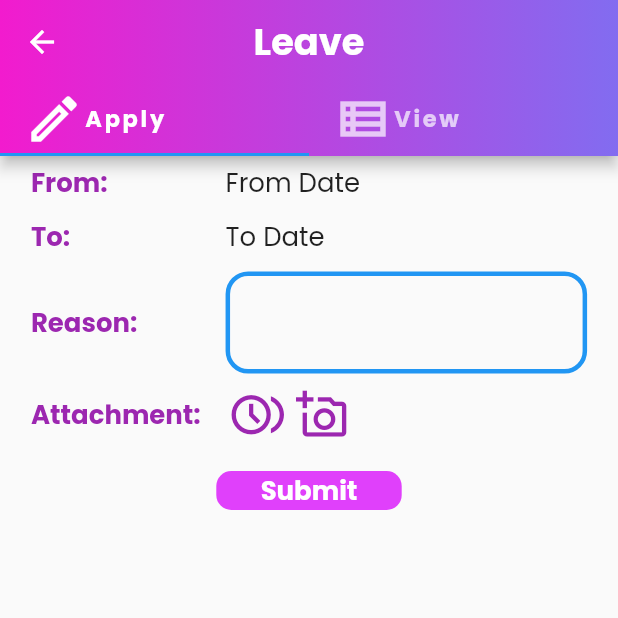
After one commit to Sadja18/higherTechnicalEducation, a Flutter app: the StudentLeaveScreen screen opened by its route, on a phone screen of 412 x 824 dp, the top half of it. The commit adds this screen. Run offline on Flutter 3.47's test engine with Material 2 defaults, Android fonts, the phone set to English and light mode, and no system bars; our stand-ins replace image_picker, sqflite; missing offline and left inert: dart:ffi; accounts and stored records are empty.

Commit message:
version: 0.0.0.06, Apply for leave with attachment

```diff
--- a/lib/main.dart
+++ b/lib/main.dart
@@ -5,7 +5,8 @@ import './screens/common/no_data_screen.dart';
 import './services/database/common/tests.dart';
 import './screens/common/test_home.dart';
 import './screens/common/home_screen.dart';
-import 'screens/common/dashboard_screen.dart';
+import './screens/common/dashboard_screen.dart';
+import './screens/common/leave_screen/student.dart';
 
 void main() {
   runApp(const MyApp());
@@ -61,6 +62,7 @@ class MyApp extends StatelessWidget {
         TestScreen.routenName: (ctx) => const TestScreen(),
         HomeScreen.routeName: (ctx) => HomeScreen(),
         DashboardScreen.routeName: (ctx) => DashboardScreen(),
+        StudentLeaveScreen.routeName: (ctx) => StudentLeaveScreen(),
       },
     );
   }
--- /dev/null
+++ b/lib/screens/common/leave_screen/student.dart
@@ -0,0 +1,93 @@
+import 'package:flutter/material.dart';
+import '../../../widgets/leave/apply/form_widget.dart';
+
+class StudentLeaveScreen extends StatefulWidget {
+  static const routeName = 'screen-student-leave';
+  const StudentLeaveScreen({Key? key}) : super(key: key);
+
+  @override
+  State<StudentLeaveScreen> createState() => _StudentLeaveScreenState();
+}
+
+class _StudentLeaveScreenState extends State<StudentLeaveScreen> {
+  @override
+  Widget build(BuildContext context) {
+    return DefaultTabController(
+      length: 2,
+      child: Scaffold(
+        appBar: AppBar(
+          centerTitle: true,
+          title: const Text(
+            "Leave",
+            style: TextStyle(
+              color: Colors.white,
+              fontWeight: FontWeight.bold,
+            ),
+          ),
+          backgroundColor: Theme.of(context).primaryColor,
+          flexibleSpace: Container(
+            decoration: const BoxDecoration(
+              gradient: LinearGradient(
+                colors: <Color>[
+                  Color(0xfff21bce),
+                  Color(0xff826cf0),
+                ],
+              ),
+            ),
+          ),
+          bottom: TabBar(
+            tabs: [
+              Tab(
+                child: Row(
+                  children: const [
+                    Icon(
+                      Icons.create_outlined,
+                      semanticLabel: 'Apply for leave',
+                      size: 40,
+                    ),
+                    Text(
+                      'Apply',
+                      style: TextStyle(
+                        fontWeight: FontWeight.bold,
+                        fontSize: 15,
+                        letterSpacing: 1.8,
+                      ),
+                    ),
+                  ],
+                ),
+              ),
+              Tab(
+                child: Row(
+                  children: const [
+                    Icon(
+                      Icons.view_list_outlined,
+                      semanticLabel: 'View leave request status',
+                      size: 40,
+                    ),
+                    Text(
+                      'View',
+                      style: TextStyle(
+                        fontWeight: FontWeight.bold,
+                        fontSize: 15,
+                        letterSpacing: 1.8,
+                      ),
+                    ),
+                  ],
+                ),
+              ),
+            ],
+          ),
+        ),
+        body: TabBarView(
+          children: [
+            ApplyForLeaveWidget(),
+            Container(
+              alignment: Alignment.center,
+              child: const Text("Calendar view"),
+            ),
+          ],
+        ),
+      ),
+    );
+  }
+}
--- /dev/null
+++ b/lib/widgets/leave/apply/form_widget.dart
@@ -0,0 +1,302 @@
+import 'dart:ffi';
+import 'dart:io';
+import 'dart:convert';
+
+import 'package:flutter/foundation.dart';
+import 'package:flutter/material.dart';
+import 'package:image_picker/image_picker.dart';
+
+class ApplyForLeaveWidget extends StatefulWidget {
+  const ApplyForLeaveWidget({Key? key}) : super(key: key);
+
+  @override
+  State<ApplyForLeaveWidget> createState() => _ApplyForLeaveWidgetState();
+}
+
+class _ApplyForLeaveWidgetState extends State<ApplyForLeaveWidget> {
+  TextEditingController _reasonController = TextEditingController();
+  final FocusNode _reasonNode = FocusNode();
+  final ImagePicker _picker = ImagePicker();
+  late File _image;
+  String _image64Code = "";
+
+  void uploadedImagePreview() async {
+    return showDialog(
+        context: context,
+        builder: (BuildContext ctx) {
+          return AlertDialog(
+            title: const SizedBox(
+              height: 0,
+            ),
+            titlePadding: const EdgeInsets.all(0),
+            // contentPadding: const EdgeInsets.all(0),
+            content: Container(
+              height: MediaQuery.of(context).size.height * 0.90,
+              width: MediaQuery.of(context).size.width,
+              child: SingleChildScrollView(
+                child: Image(
+                  image:
+                      Image.memory(Base64Decoder().convert(_image64Code)).image,
+                  fit: BoxFit.fill,
+                  width: MediaQuery.of(context).size.width,
+                  height: MediaQuery.of(context).size.height,
+                ),
+              ),
+            ),
+          );
+        });
+  }
+
+  Future getImageFromCamera() async {
+    var image = await _picker.pickImage(source: ImageSource.camera);
+    if (image!.path.isNotEmpty) {
+      setState(() {
+        _image = File(image.path);
+      });
+      List<int> imageBytes = await File(image.path).readAsBytes();
+      String img64 = base64Encode(imageBytes);
+
+      if (img64.isNotEmpty && img64 != "") {
+        setState(() {
+          _image64Code = img64;
+        });
+      }
+
+      if (kDebugMode) {
+        print(_image64Code.toString());
+      }
+    }
+  }
+
+  Future getImagefromGallery() async {
+    var image = await _picker.pickImage(source: ImageSource.gallery);
+
+    if (image!.path.isNotEmpty) {
+      setState(() {
+        _image = File(image.path);
+      });
+      List<int> imageBytes = await File(image.path).readAsBytes();
+      String img64 = base64Encode(imageBytes);
+
+      if (img64.isNotEmpty && img64 != "") {
+        setState(() {
+          _image64Code = img64;
+        });
+      }
+
+      if (kDebugMode) {
+        print(_image64Code.toString());
+      }
+    }
+  }
+
+  Widget tableViewField(String fieldName, Widget fieldWidget) {
+    return Container(
+      alignment: Alignment.topCenter,
+      margin: const EdgeInsets.symmetric(
+        vertical: 5.0,
+      ),
+      decoration: const BoxDecoration(),
+      width: MediaQuery.of(context).size.width * 0.90,
+      child: Table(
+        columnWidths: const <int, TableColumnWidth>{
+          0: FractionColumnWidth(0.35),
+          1: FractionColumnWidth(0.65),
+        },
+        defaultVerticalAlignment: TableCellVerticalAlignment.middle,
+        children: [
+          TableRow(
+            children: [
+              TableCell(
+                child: SizedBox(
+                  width: MediaQuery.of(context).size.width,
+                  // height: MediaQuery.of(context),
+                  child: Text(
+                    fieldName,
+                    style: const TextStyle(
+                      color: Colors.purple,
+                      fontWeight: FontWeight.bold,
+                    ),
+                  ),
+                ),
+              ),
+              TableCell(
+                child: fieldWidget,
+              ),
+            ],
+          )
+        ],
+      ),
+    );
+  }
+
+  @override
+  Widget build(BuildContext context) {
+    var statusBarHeight = MediaQuery.of(context).padding.top;
+    var appBarHeight = kToolbarHeight;
+    var formWidgetHeight = MediaQuery.of(context).size.height -
+        (statusBarHeight + appBarHeight + 1);
+    return Container(
+      decoration: const BoxDecoration(),
+      height: formWidgetHeight,
+      width: MediaQuery.of(context).size.width,
+      alignment: Alignment.topCenter,
+      child: Column(
+        mainAxisAlignment: MainAxisAlignment.start,
+        crossAxisAlignment: CrossAxisAlignment.center,
+        children: [
+          tableViewField(
+            "From:",
+            Container(
+              alignment: Alignment.centerLeft,
+              child: const Text("From Date"),
+            ),
+          ),
+          tableViewField(
+            "To:",
+            Container(
+              alignment: Alignment.centerLeft,
+              child: const Text("To Date"),
+            ),
+          ),
+          tableViewField(
+              "Reason:",
+              Container(
+                alignment: Alignment.centerLeft,
+                child: TextFormField(
+                  decoration: InputDecoration(
+                    enabledBorder: OutlineInputBorder(
+                      borderSide: const BorderSide(
+                        width: 3,
+                        color: Colors.blue,
+                      ),
+                      borderRadius: BorderRadius.circular(15),
+                    ),
+                    focusedBorder: OutlineInputBorder(
+                      borderSide: const BorderSide(
+                        width: 3,
+                        color: Colors.purple,
+                      ),
+                      borderRadius: BorderRadius.circular(15),
+                    ),
+                  ),
+                  controller: _reasonController,
+                  focusNode: _reasonNode,
+                  onChanged: (value) {
+                    if (kDebugMode) {
+                      print("value change reason");
+                      print(value.toString());
+                    }
+                  },
+                ),
+              )),
+          tableViewField(
+            "Attachment:",
+            Container(
+              alignment: Alignment.centerLeft,
+              child: Table(
+                columnWidths: const <int, TableColumnWidth>{
+                  0: FractionColumnWidth(0.40),
+                  1: FractionColumnWidth(0.40)
+                },
+                children: [
+                  TableRow(
+                    children: [
+                      TableCell(
+                        child: Row(
+                          children: [
+                            Container(
+                              margin: const EdgeInsets.symmetric(
+                                horizontal: 4.0,
+                              ),
+                              child: InkWell(
+                                onTap: () {
+                                  getImagefromGallery();
+                                },
+                                child: const Icon(
+                                  Icons.browse_gallery_outlined,
+                                  size: 35,
+                                  color: Colors.purple,
+                                ),
+                              ),
+                            ),
+                            Container(
+                              margin: const EdgeInsets.symmetric(
+                                horizontal: 4.0,
+                              ),
+                              child: InkWell(
+                                onTap: () {
+                                  getImageFromCamera();
+                                },
+                                child: const Icon(
+                                  Icons.add_a_photo_outlined,
+                                  size: 35,
+                                  color: Colors.purple,
+                                ),
+                              ),
+                            ),
+                          ],
+                        ),
+                      ),
+                      TableCell(
+                        child: (_image64Code == "")
+                            ? const SizedBox(
+                                height: 0,
+                              )
+                            : InkWell(
+                                onTap: () {
+                                  if (kDebugMode) {
+                                    print("Show Preview");
+                                  }
+                                  uploadedImagePreview();
+                                },
+                                child: const Text(
+                                  "Preview",
+                                  style: TextStyle(
+                                    color: Colors.deepPurple,
+                                  ),
+                                ),
+                              ),
+                      ),
+                    ],
+                  ),
+                ],
+              ),
+            ),
+          ),
+          Container(
+            margin: const EdgeInsets.symmetric(
+              vertical: 15.0,
+            ),
+            child: InkWell(
+              child: Container(
+                alignment: Alignment.center,
+                decoration: BoxDecoration(
+                  color: Colors.purpleAccent,
+                  borderRadius: BorderRadius.circular(
+                    10.0,
+                  ),
+                ),
+                width: MediaQuery.of(context).size.width * 0.30,
+                child: const Text(
+                  "Submit",
+                  style: TextStyle(
+                    color: Colors.white,
+                    fontWeight: FontWeight.bold,
+                  ),
+                ),
+              ),
+              onTap: () {
+                if (kDebugMode) {
+                  print("reason submitted");
+                  var reason = _reasonController.text;
+                  print(reason);
+                }
+              },
+            ),
+          ),
+        ],
+      ),
+    );
+  }
+}
--- a/lib/widgets/navigation_buttons/student.dart
+++ b/lib/widgets/navigation_buttons/student.dart
@@ -1,5 +1,6 @@
 import 'package:flutter/foundation.dart';
 import 'package:flutter/material.dart';
+import '../../screens/common/leave_screen/student.dart';
 
 class StudentScreenNavigationButtons extends StatelessWidget {
   const StudentScreenNavigationButtons({Key? key}) : super(key: key);
@@ -18,6 +19,34 @@ class StudentScreenNavigationButtons extends StatelessWidget {
       child: Column(
         mainAxisAlignment: MainAxisAlignment.start,
         children: [
+          InkWell(
+            onTap: () {
+              if (kDebugMode) {
+                print("Navigate to Time Table screen");
+              }
+            },
+            child: Container(
+              width: MediaQuery.of(context).size.width * 0.60,
+              height: MediaQuery.of(context).size.height * 0.05,
+              margin: const EdgeInsets.symmetric(
+                vertical: 4.0,
+              ),
+              alignment: Alignment.center,
+              decoration: BoxDecoration(
+                color: Colors.purpleAccent,
+                borderRadius: BorderRadius.circular(
+                  10.0,
+                ),
+              ),
+              child: const Text(
+                "Time Table",
+                style: TextStyle(
+                  color: Colors.white,
+                  fontWeight: FontWeight.bold,
+                ),
+              ),
+            ),
+          ),
           InkWell(
             onTap: () {
               if (kDebugMode) {
@@ -49,8 +78,9 @@ class StudentScreenNavigationButtons extends StatelessWidget {
           InkWell(
             onTap: () {
               if (kDebugMode) {
-                print("Navigate to Time Table screen");
+                print("Navigate to Leave screen");
               }
+              Navigator.of(context).pushNamed(StudentLeaveScreen.routeName);
             },
             child: Container(
               width: MediaQuery.of(context).size.width * 0.60,
@@ -66,7 +96,7 @@ class StudentScreenNavigationButtons extends StatelessWidget {
                 ),
               ),
               child: const Text(
-                "Time Table",
+                "Leave",
                 style: TextStyle(
                   color: Colors.white,
                   fontWeight: FontWeight.bold,
--- a/pubspec.yaml
+++ b/pubspec.yaml
@@ -19,6 +19,7 @@ dependencies:
   intl: ^0.17.0
   table_sticky_headers: ^2.0.0
   syncfusion_flutter_calendar: ^20.1.50
+  image_picker: ^0.8.5
 
 dev_dependencies:
   flutter_test:
```
Also changed, not shown: pubspec.lock, 1 other file.
